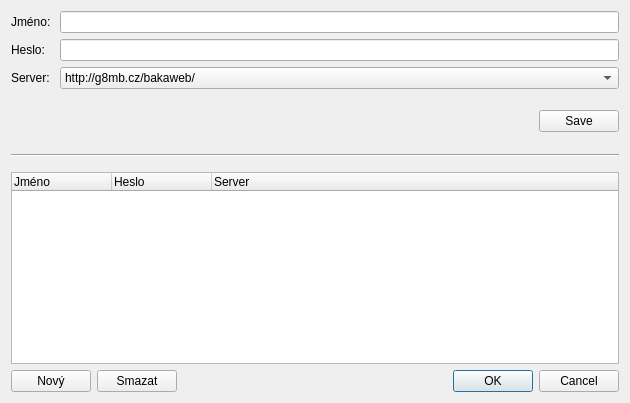
First picture: the form in src/nastaveni.ui, repository nowrep/SuplChecker, before the edit.
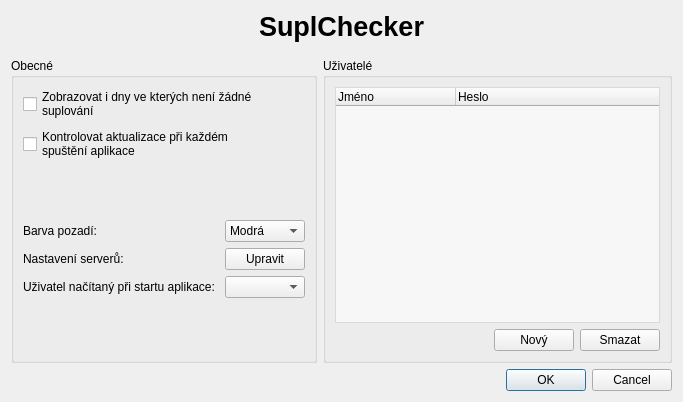
Second picture: the form after the edit. Icons and pictures are not drawn.

Commit message: Massive update, suplchecker now detect which server is online, can change background color and so on

Diff of the .ui file:
```diff
--- a/src/nastaveni.ui
+++ b/src/nastaveni.ui
@@ -6,8 +6,8 @@
    <rect>
     <x>0</x>
     <y>0</y>
-    <width>630</width>
-    <height>403</height>
+    <width>683</width>
+    <height>402</height>
    </rect>
   </property>
   <property name="sizePolicy">
@@ -23,85 +23,146 @@
    <iconset resource="icons.qrc">
     <normaloff>:/icons/icon.png</normaloff>:/icons/icon.png</iconset>
   </property>
+  <property name="styleSheet">
+   <string notr="true">#nastaveni {
+background: url(':/icons/icon.png') no-repeat;
+background-position: center;
+}</string>
+  </property>
+  <layout class="QGridLayout" name="gridLayout_2">
+   <item row="0" column="0" colspan="3">
+    <widget class="QLabel" name="label_2">
+     <property name="text">
+      <string>&lt;span style=&quot;font-size:20pt; font-weight:bold;&quot;&gt;SuplChecker&lt;/span&gt;</string>
+     </property>
+     <property name="alignment">
+      <set>Qt::AlignCenter</set>
+     </property>
+    </widget>
+   </item>
+   <item row="2" column="0" colspan="2">
+    <widget class="QGroupBox" name="groupBox">
+     <property name="title">
+      <string>Obecné</string>
+     </property>
+     <layout class="QVBoxLayout" name="verticalLayout">
+      <item>
+       <widget class="QCheckBox" name="zobrazDnyBezSuplovani">
+        <property name="text">
+         <string>Zobrazovat i dny ve kterých není žádné
+suplování</string>
+        </property>
+       </widget>
+      </item>
+      <item>
+       <widget class="QCheckBox" name="kontrolovatAktualizace">
+        <property name="text">
+         <string>Kontrolovat aktualizace při každém
+spuštění aplikace</string>
+        </property>
+       </widget>
+      </item>
+      <item>
+       <spacer name="verticalSpacer_3">
+        <property name="orientation">
+         <enum>Qt::Vertical</enum>
+        </property>
+        <property name="sizeHint" stdset="0">
+         <size>
+          <width>20</width>
+          <height>40</height>
+         </size>
+        </property>
+       </spacer>
+      </item>
+      <item>
   <layout class="QFormLayout" name="formLayout">
-   <property name="fieldGrowthPolicy">
-    <enum>QFormLayout::AllNonFixedFieldsGrow</enum>
-   </property>
    <item row="0" column="0">
-    <widget class="QLabel" name="label">
+         <widget class="QLabel" name="label_4">
      <property name="text">
-      <string>Jméno: </string>
+           <string>Barva pozadí:</string>
      </property>
     </widget>
    </item>
    <item row="0" column="1">
-    <widget class="QLineEdit" name="jmeno"/>
+         <widget class="QComboBox" name="barvaPozadi">
+          <item>
+           <property name="text">
+            <string>Modrá</string>
+           </property>
+          </item>
+          <item>
+           <property name="text">
+            <string>Zelená</string>
+           </property>
+          </item>
+          <item>
+           <property name="text">
+            <string>Fialová</string>
+           </property>
+          </item>
+          <item>
+           <property name="text">
+            <string>Červená</string>
+           </property>
+          </item>
+         </widget>
    </item>
    <item row="1" column="0">
-    <widget class="QLabel" name="label_2">
+         <widget class="QLabel" name="label_3">
+          <property name="sizePolicy">
+           <sizepolicy hsizetype="Fixed" vsizetype="Preferred">
+            <horstretch>0</horstretch>
+            <verstretch>0</verstretch>
+           </sizepolicy>
+          </property>
      <property name="text">
-      <string>Heslo: </string>
+           <string>Nastavení serverů: </string>
      </property>
     </widget>
    </item>
    <item row="1" column="1">
-    <widget class="QLineEdit" name="heslo"/>
+         <widget class="QPushButton" name="servery">
+          <property name="text">
+           <string>Upravit</string>
+          </property>
+         </widget>
    </item>
    <item row="2" column="0">
-    <widget class="QLabel" name="label_3">
+         <widget class="QLabel" name="label">
      <property name="text">
-      <string>Server: </string>
+           <string>Uživatel načítaný při startu aplikace: </string>
      </property>
     </widget>
    </item>
    <item row="2" column="1">
-    <widget class="QComboBox" name="server">
-     <item>
-      <property name="text">
-       <string>http://g8mb.cz/bakaweb/</string>
-      </property>
-     </item>
-     <item>
-      <property name="text">
-       <string>http://gserver/bakaweb/</string>
-      </property>
-     </item>
-    </widget>
-   </item>
-   <item row="6" column="0" colspan="2">
-    <widget class="Line" name="line">
+         <widget class="QComboBox" name="startUzivatel"/>
+        </item>
+       </layout>
+      </item>
+      <item>
+       <spacer name="verticalSpacer">
      <property name="orientation">
-      <enum>Qt::Horizontal</enum>
-     </property>
-    </widget>
-   </item>
-   <item row="7" column="0">
-    <widget class="Line" name="line_2">
-     <property name="orientation">
-      <enum>Qt::Horizontal</enum>
-     </property>
-    </widget>
-   </item>
-   <item row="8" column="0" colspan="2">
-    <widget class="QTreeWidget" name="treeWidget">
-     <column>
-      <property name="text">
-       <string>Jméno</string>
-      </property>
-     </column>
-     <column>
-      <property name="text">
-       <string>Heslo</string>
-      </property>
-     </column>
-     <column>
-      <property name="text">
-       <string>Server</string>
-      </property>
-     </column>
+         <enum>Qt::Vertical</enum>
+        </property>
+        <property name="sizeHint" stdset="0">
+         <size>
+          <width>20</width>
+          <height>40</height>
+         </size>
+        </property>
+       </spacer>
+      </item>
+     </layout>
     </widget>
    </item>
-   <item row="9" column="0" colspan="2">
+   <item row="2" column="2">
+    <widget class="QGroupBox" name="groupBox_2">
+     <property name="title">
+      <string>Uživatelé</string>
+     </property>
+     <layout class="QGridLayout" name="gridLayout">
+      <item row="1" column="0">
     <widget class="QFrame" name="frame">
      <property name="frameShape">
       <enum>QFrame::NoFrame</enum>
@@ -113,11 +174,34 @@
       <property name="margin">
        <number>0</number>
       </property>
+         <item>
+          <spacer name="horizontalSpacer_2">
+           <property name="orientation">
+            <enum>Qt::Horizontal</enum>
+           </property>
+           <property name="sizeHint" stdset="0">
+            <size>
+             <width>40</width>
+             <height>20</height>
+            </size>
+           </property>
+          </spacer>
+         </item>
       <item>
        <widget class="QPushButton" name="butNovy">
         <property name="text">
          <string>Nový</string>
         </property>
+           <property name="icon">
+            <iconset resource="icons.qrc">
+             <normaloff>:/icons/new.png</normaloff>:/icons/new.png</iconset>
+           </property>
+           <property name="iconSize">
+            <size>
+             <width>16</width>
+             <height>16</height>
+            </size>
+           </property>
        </widget>
       </item>
       <item>
@@ -125,80 +209,71 @@
         <property name="text">
          <string>Smazat</string>
         </property>
-       </widget>
-      </item>
-      <item>
-       <spacer name="horizontalSpacer_2">
-        <property name="orientation">
-         <enum>Qt::Horizontal</enum>
-        </property>
-        <property name="sizeHint" stdset="0">
+           <property name="icon">
+            <iconset resource="icons.qrc">
+             <normaloff>:/icons/delete.png</normaloff>:/icons/delete.png</iconset>
+           </property>
+           <property name="iconSize">
          <size>
-          <width>40</width>
-          <height>20</height>
-         </size>
-        </property>
-       </spacer>
-      </item>
-      <item>
-       <widget class="QDialogButtonBox" name="buttonBox2">
-        <property name="standardButtons">
-         <set>QDialogButtonBox::Cancel|QDialogButtonBox::Ok</set>
-        </property>
+             <width>16</width>
+             <height>16</height>
+            </size>
+           </property>
        </widget>
       </item>
      </layout>
     </widget>
    </item>
-   <item row="5" column="0" colspan="2">
-    <widget class="QFrame" name="frame_2">
-     <property name="sizePolicy">
-      <sizepolicy hsizetype="Expanding" vsizetype="Expanding">
-       <horstretch>0</horstretch>
-       <verstretch>0</verstretch>
-      </sizepolicy>
-     </property>
-     <property name="minimumSize">
-      <size>
-       <width>0</width>
-       <height>0</height>
-      </size>
-     </property>
-     <property name="frameShape">
-      <enum>QFrame::NoFrame</enum>
-     </property>
-     <property name="frameShadow">
-      <enum>QFrame::Raised</enum>
-     </property>
-     <layout class="QHBoxLayout" name="horizontalLayout_2">
-      <property name="spacing">
+      <item row="0" column="0">
+       <widget class="QTreeWidget" name="uzivatele">
+        <property name="styleSheet">
+         <string notr="true">#uzivatele {
+background-color: rgba(255, 255, 255, 60%)
+}</string>
+        </property>
+        <property name="indentation">
        <number>0</number>
       </property>
-      <property name="margin">
-       <number>0</number>
-      </property>
-      <item>
-       <widget class="QLabel" name="info">
+        <attribute name="headerDefaultSectionSize">
+         <number>120</number>
+        </attribute>
+        <column>
+         <property name="text">
+          <string>Jméno</string>
+         </property>
+        </column>
+        <column>
         <property name="text">
-         <string/>
-        </property>
+          <string>Heslo</string>
+         </property>
+        </column>
        </widget>
       </item>
-      <item>
+     </layout>
+    </widget>
+   </item>
+   <item row="3" column="0" colspan="3">
        <widget class="QDialogButtonBox" name="buttonBox">
-        <property name="sizePolicy">
-         <sizepolicy hsizetype="Fixed" vsizetype="Fixed">
-          <horstretch>0</horstretch>
-          <verstretch>0</verstretch>
-         </sizepolicy>
-        </property>
         <property name="standardButtons">
-         <set>QDialogButtonBox::Save</set>
+      <set>QDialogButtonBox::Cancel|QDialogButtonBox::Ok</set>
         </property>
        </widget>
       </item>
-     </layout>
-    </widget>
+   <item row="1" column="0">
+    <spacer name="verticalSpacer_2">
+     <property name="orientation">
+      <enum>Qt::Vertical</enum>
+     </property>
+     <property name="sizeType">
+      <enum>QSizePolicy::Fixed</enum>
+     </property>
+     <property name="sizeHint" stdset="0">
+      <size>
+       <width>10</width>
+       <height>10</height>
+      </size>
+     </property>
+    </spacer>
    </item>
   </layout>
  </widget>
```
Lines whose indentation alone changed are shown as unchanged. The commit also changes 56 other files.
